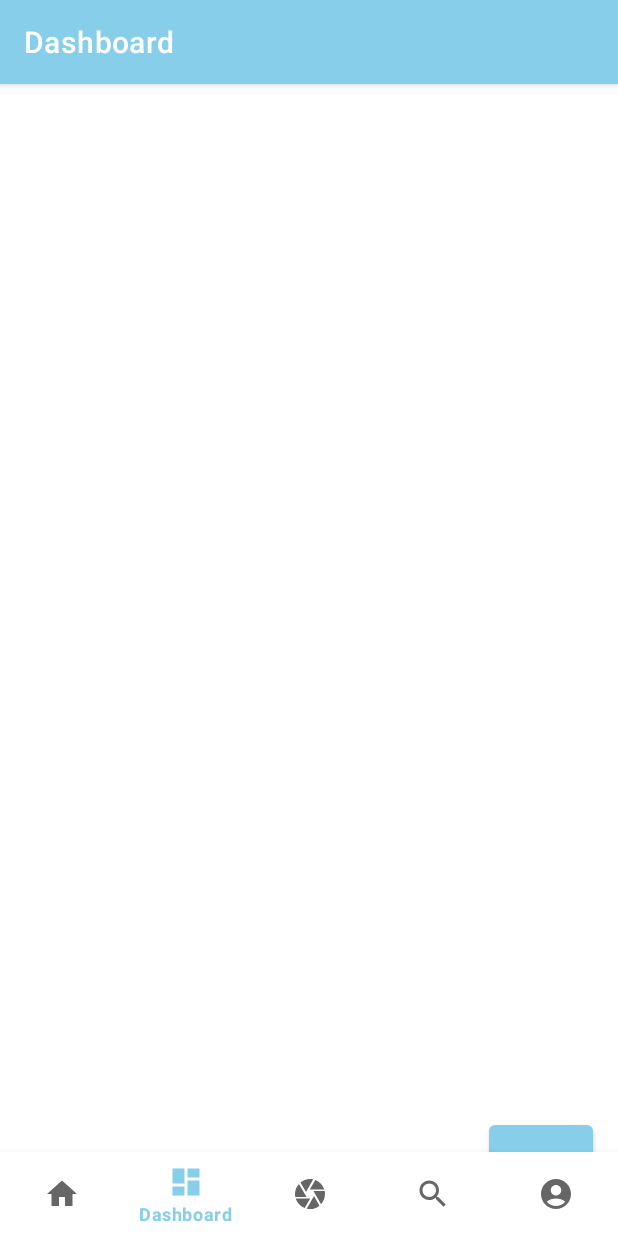
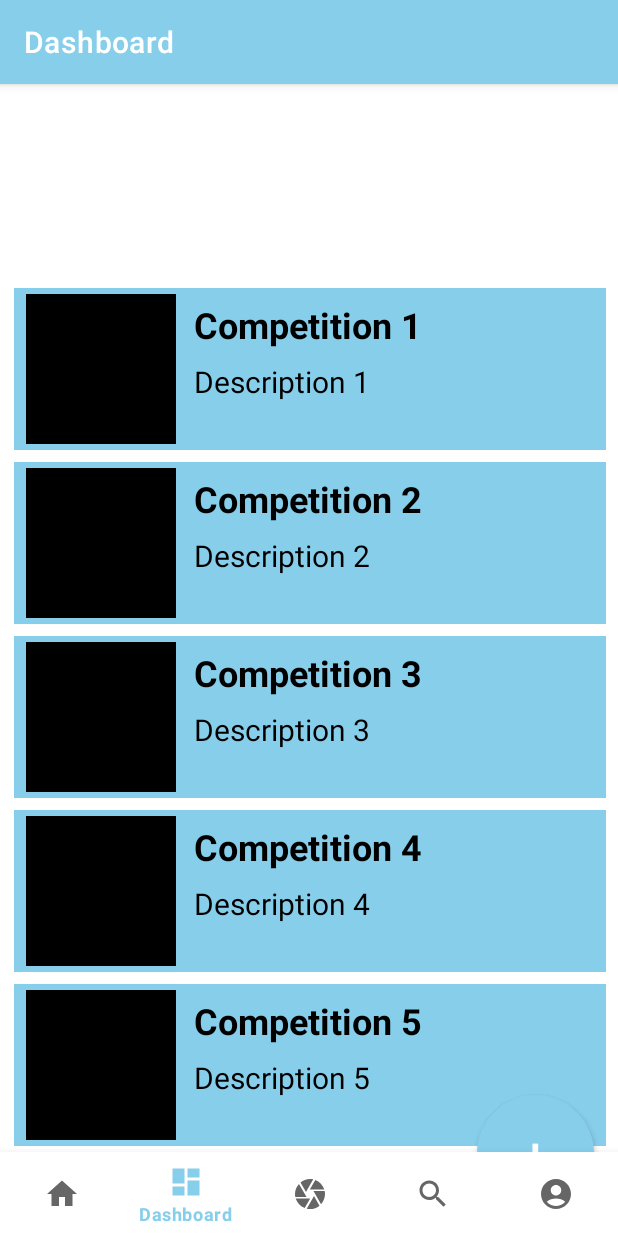
Before and after one commit to ZRTstorm/UpHillSeries, an Android app: the DashboardFragment screen opened through its navigation route, on a phone screen of 412 x 824 dp. Run offline under Robolectric (Android 15) with nearby library versions, the phone set to English and light mode, and no system bars; our stand-ins replace navigation-ui; libraries missing offline, so code that uses them is left out: org.opencv.android, org.opencv.core; network calls fail; 2 statements that could not run were skipped.

Commit message:
[update]competition

```diff
--- a/app/src/main/java/com/example/uphill/ui/dashboard/Competition.kt
+++ b/app/src/main/java/com/example/uphill/ui/dashboard/Competition.kt
@@ -1,3 +1,3 @@
 package com.example.uphill.ui.dashboard
 
-data class Competition(val id: Int, val title: String, val description: String)
+data class Competition(val id: Int, val img : Int, val title: String, val description: String)
--- a/app/src/main/java/com/example/uphill/ui/dashboard/CompetitionAdapter.kt
+++ b/app/src/main/java/com/example/uphill/ui/dashboard/CompetitionAdapter.kt
@@ -7,20 +7,24 @@ import android.widget.TextView
 import androidx.recyclerview.widget.RecyclerView
 import com.example.uphill.R
 
-class CompetitionAdapter(private val items: List<Competition>, private val onClick: (Competition) -> Unit) :
-    RecyclerView.Adapter<CompetitionAdapter.CompetitionViewHolder>() {
+class CompetitionAdapter(
+    private val items: List<Competition>,
+    private val onClick: (Competition) -> Unit
+) : RecyclerView.Adapter<CompetitionAdapter.CompetitionViewHolder>() {
 
     inner class CompetitionViewHolder(view: View) : RecyclerView.ViewHolder(view) {
-        private val titleTextView: TextView = view.findViewById(R.id.titleTextView)
+        private val titleTextView: TextView = view.findViewById(R.id.tv_title)
+        private val descriptionTextView: TextView = view.findViewById(R.id.description)
 
         fun bind(item: Competition) {
             titleTextView.text = item.title
+            descriptionTextView.text = item.description
             itemView.setOnClickListener { onClick(item) }
         }
     }
 
     override fun onCreateViewHolder(parent: ViewGroup, viewType: Int): CompetitionViewHolder {
-        val view = LayoutInflater.from(parent.context).inflate(R.layout.activity_competition, parent, false)
+        val view = LayoutInflater.from(parent.context).inflate(R.layout.item_recyclerview, parent, false)
         return CompetitionViewHolder(view)
     }
 
--- a/app/src/main/java/com/example/uphill/ui/dashboard/DashboardFragment.kt
+++ b/app/src/main/java/com/example/uphill/ui/dashboard/DashboardFragment.kt
@@ -18,14 +18,14 @@ class DashboardFragment : Fragment() {
         super.onViewCreated(view, savedInstanceState)
 
         val competitionList = listOf(
-            Competition(1, "Competition 1", "Description 1"),
-            Competition(2, "Competition 2", "Description 2"),
-            Competition(3, "Competition 3", "Description 3"),
-            Competition(4, "Competition 4", "Description 4"),
-            Competition(5, "Competition 5", "Description 5"),
-            Competition(6, "Competition 6", "Description 6"),
-            Competition(7, "Competition 7", "Description 7"),
-            Competition(8, "Competition 8", "Description 8")
+            Competition(1, 1,"Competition 1", "Description 1"),
+            Competition(2, 1,"Competition 2", "Description 2"),
+            Competition(3, 1,"Competition 3", "Description 3"),
+            Competition(4, 1,"Competition 4", "Description 4"),
+            Competition(5, 1,"Competition 5", "Description 5"),
+            Competition(6, 1,"Competition 6", "Description 6"),
+            Competition(7, 1,"Competition 7", "Description 7"),
+            Competition(8, 1,"Competition 8", "Description 8")
         )
 
         competitionAdapter = CompetitionAdapter(competitionList) { competition ->
--- /dev/null
+++ b/app/src/main/res/drawable/round_button.xml
@@ -0,0 +1,5 @@
+<shape xmlns:android="http://schemas.android.com/apk/res/android">
+    <solid android:color="@color/skyblue" />
+    <corners android:radius="39dp" /> <!-- 둥근 모서리 -->
+    <size android:width="78dp" android:height="78dp" /> <!-- 버튼 크기 -->
+</shape>
--- a/app/src/main/res/layout/fragment_dashboard.xml
+++ b/app/src/main/res/layout/fragment_dashboard.xml
@@ -20,19 +20,19 @@
 
     <Button
         android:id="@+id/button4"
-        android:layout_width="69dp"
+        android:layout_width="78dp"
         android:layout_height="78dp"
-        android:layout_marginStart="326dp"
-        android:layout_marginTop="632dp"
-        android:layout_marginEnd="16dp"
-        android:layout_marginBottom="21dp"
-        android:text="@string/plus"
+        android:layout_margin="16dp"
+        android:background="@drawable/round_button"
+        android:text="+"
+        android:textColor="@android:color/white"
+        android:textSize="32sp"
         app:layout_constraintBottom_toBottomOf="parent"
         app:layout_constraintEnd_toEndOf="parent"
-        app:layout_constraintHorizontal_bias="0.0"
+        app:layout_constraintHorizontal_bias="1.0"
         app:layout_constraintStart_toStartOf="parent"
         app:layout_constraintTop_toTopOf="parent"
-        app:layout_constraintVertical_bias="0.0" />
+        app:layout_constraintVertical_bias="1.0" />
 
 
 </androidx.constraintlayout.widget.ConstraintLayout>
--- /dev/null
+++ b/app/src/main/res/layout/item_recyclerview.xml
@@ -0,0 +1,47 @@
+<?xml version="1.0" encoding="utf-8"?>
+<androidx.constraintlayout.widget.ConstraintLayout xmlns:android="http://schemas.android.com/apk/res/android"
+    xmlns:app="http://schemas.android.com/apk/res-auto"
+    xmlns:tools="http://schemas.android.com/tools"
+    android:layout_width="match_parent"
+    android:layout_height="wrap_content"
+    android:layout_marginLeft="8dp"
+    android:layout_marginTop="8dp"
+    android:layout_marginRight="8dp"
+    android:background="@color/skyblue">
+
+    <ImageView
+        android:id="@+id/iv_profile"
+        android:layout_width="100dp"
+        android:layout_height="100dp"
+        android:layout_marginStart="8dp"
+        android:layout_marginTop="4dp"
+        android:layout_marginBottom="4dp"
+        app:layout_constraintBottom_toBottomOf="parent"
+        app:layout_constraintStart_toStartOf="parent"
+        app:layout_constraintTop_toTopOf="parent"
+        android:src="@color/black"/>
+
+    <TextView
+        android:id="@+id/tv_title"
+        android:layout_width="wrap_content"
+        android:layout_height="wrap_content"
+        android:layout_marginStart="12dp"
+        android:layout_marginTop="8dp"
+        android:text="@string/room_title"
+        android:textColor="#000000"
+        android:textSize="24sp"
+        android:textStyle="bold"
+        app:layout_constraintStart_toEndOf="@+id/iv_profile"
+        app:layout_constraintTop_toTopOf="parent" />
+
+    <TextView
+        android:id="@+id/description"
+        android:layout_width="wrap_content"
+        android:layout_height="wrap_content"
+        android:layout_marginTop="8dp"
+        android:text="@string/description"
+        android:textColor="#000000"
+        android:textSize="20sp"
+        app:layout_constraintStart_toStartOf="@+id/tv_title"
+        app:layout_constraintTop_toBottomOf="@+id/tv_title" />
+</androidx.constraintlayout.widget.ConstraintLayout>
--- a/app/src/main/res/values-night/strings.xml
+++ b/app/src/main/res/values-night/strings.xml
@@ -13,4 +13,6 @@
     <string name="로그인">로그인</string>
     <string name="loading">Loading</string>
     <string name="plus">+</string>
+    <string name="room_title">room_title</string>
+    <string name="description">description</string>
 </resources>
--- a/app/src/main/res/values/strings.xml
+++ b/app/src/main/res/values/strings.xml
@@ -28,5 +28,7 @@
     <string name="loading">Loading</string>
     <string name="plus">+</string>
     <string name="loginString">login</string>
+    <string name="room_title">room_title</string>
+    <string name="description">description</string>
 
 </resources>
```
Also changed, not shown: app/src/main/java/com/example/uphill/ui/dashboard/CompetitionActivity.kt (+14 -10 lines), app/src/main/res/layout/activity_competition.xml (+30 -0 lines), 19 other files.
